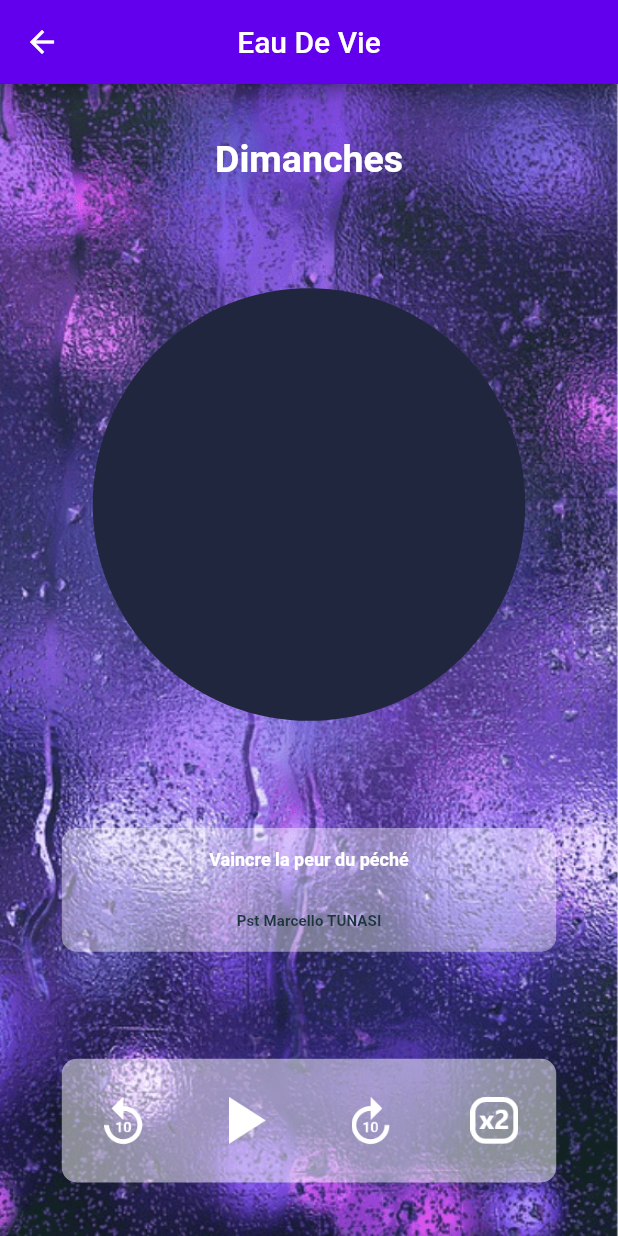
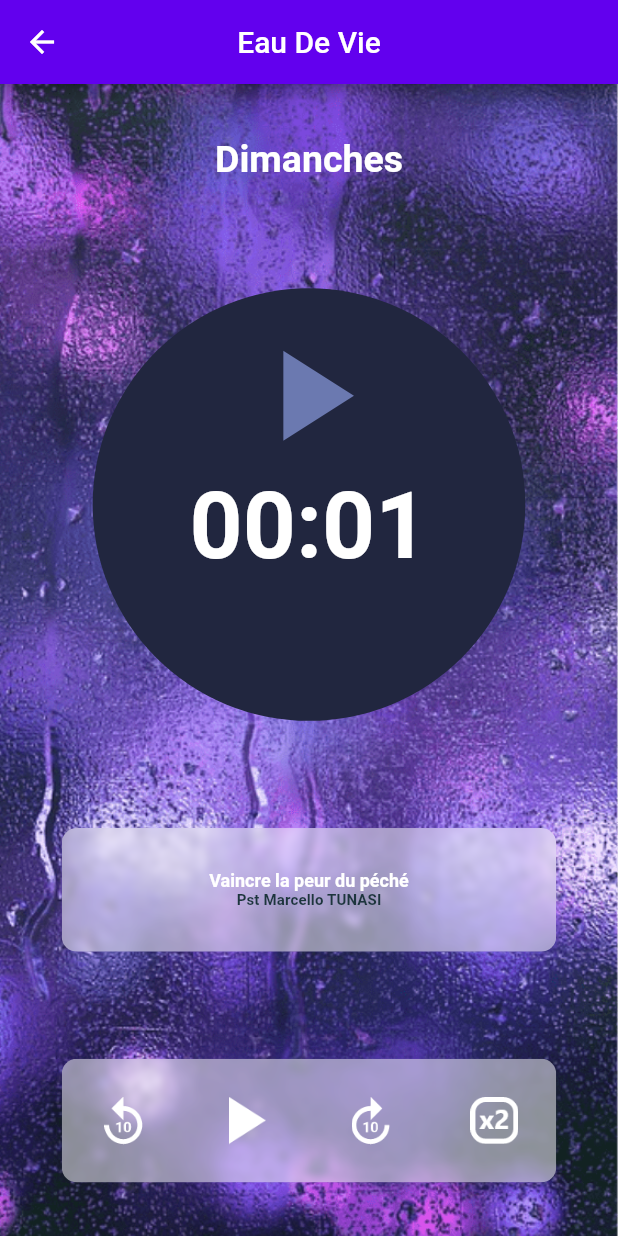
Before and after one commit to jbokobosso/eau_de_vie, a Flutter app: the PlayingPage screen opened by its route, on a phone screen of 412 x 824 dp. Run offline on Flutter 3.47's test engine with Material 2 defaults, Android fonts, the phone set to English and light mode, and no system bars; drawn by our look-alikes of blur; our stand-ins replace cloud_firestore, firebase_core, fluttertoast; accounts and stored records are empty; Roboto replaces fonts that are missing (Montserrat).

Commit message:
Optimized playing_page

```diff
--- a/lib/ui/pages/playing_page.dart
+++ b/lib/ui/pages/playing_page.dart
@@ -1,3 +1,4 @@
+import 'package:blur/blur.dart';
 import 'package:eau_de_vie/constants/file_assets.dart';
 import 'package:eau_de_vie/utils/utils.dart';
 import 'package:flutter/material.dart';
@@ -22,21 +23,33 @@ class PlayingPage extends StatelessWidget {
               children: [
                 Text('Dimanches', style: Theme.of(context).textTheme.headline1),
                 Container(
+                  padding: EdgeInsets.all(20.0),
                   width: MediaQuery.of(context).size.width*0.7,
                   height: MediaQuery.of(context).size.width*0.7,
-                  decoration: BoxDecoration(
+                  decoration: const BoxDecoration(
                     shape: BoxShape.circle,
                     color: Color.fromRGBO(33, 38, 63, 1)
                   ),
+                  child: Column(
+                    children: [
+                      Icon(Icons.play_arrow, color: Color.fromRGBO(107, 121, 176, 1), size: MediaQuery.of(context).size.width*0.25),
+                      Text('00:01', style: TextStyle(color: Colors.white, fontWeight: FontWeight.bold, fontSize: MediaQuery.of(context).size.width*0.15))
+                    ],
                   ),
-                Container(
+                ),
+                Stack(
+                  alignment: Alignment.center,
+                  children: [
+                    Blur(
+                        borderRadius: BorderRadius.all(Radius.circular(10.0)),
+                        blur: 3,
+                        blurColor: Colors.white,
+                        child: Container(
                             width: MediaQuery.of(context).size.width*0.8,
                             height: MediaQuery.of(context).size.height*0.1,
-                  decoration: const BoxDecoration(
-                    borderRadius: BorderRadius.all(Radius.circular(10.0)),
-                    color: Color.fromRGBO(255, 255, 255, 0.4)
+                        )
                     ),
-                  child: Center(
+                    Center(
                       child: Column(
                         mainAxisAlignment: MainAxisAlignment.spaceAround,
                         children: [
@@ -45,14 +58,23 @@ class PlayingPage extends StatelessWidget {
                         ],
                       ),
                     ),
+                  ],
+                ),
+                Stack(
+                  alignment: Alignment.center,
+                  children: [
+                    Blur(
+                        borderRadius: BorderRadius.all(Radius.circular(10.0)),
+                        blur: 3,
+                        blurColor: Colors.white,
+                        child: Container(
+                          width: MediaQuery.of(context).size.width*0.8,
+                          height: MediaQuery.of(context).size.height*0.1
+                        )
                     ),
                     Container(
                       width: MediaQuery.of(context).size.width*0.8,
                       height: MediaQuery.of(context).size.height*0.1,
-                  decoration: const BoxDecoration(
-                      borderRadius: BorderRadius.all(Radius.circular(10.0)),
-                      color: Color.fromRGBO(255, 255, 255, 0.5)
-                  ),
                       child: Center(
                           child: Row(
                             mainAxisAlignment: MainAxisAlignment.spaceAround,
@@ -67,6 +89,8 @@ class PlayingPage extends StatelessWidget {
                     ),
                   ],
                 ),
+              ],
+            ),
           ),
         )
     );
--- a/pubspec.yaml
+++ b/pubspec.yaml
@@ -29,6 +29,7 @@ environment:
 dependencies:
 
   # UI Facilities
+  blur: ^3.0.0
   fluttertoast: ^8.0.8
 
   # Firebase
```
Also changed, not shown: pubspec.lock. Lines whose indentation alone changed are shown as unchanged.
